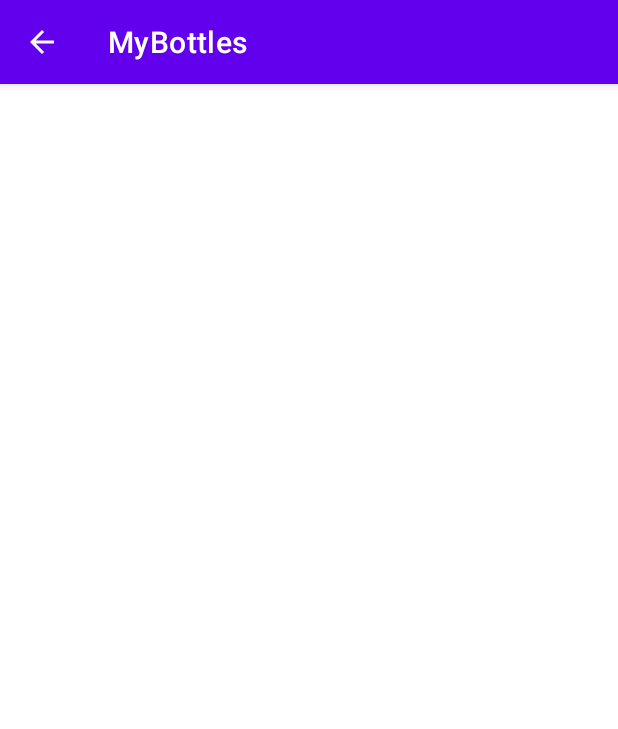
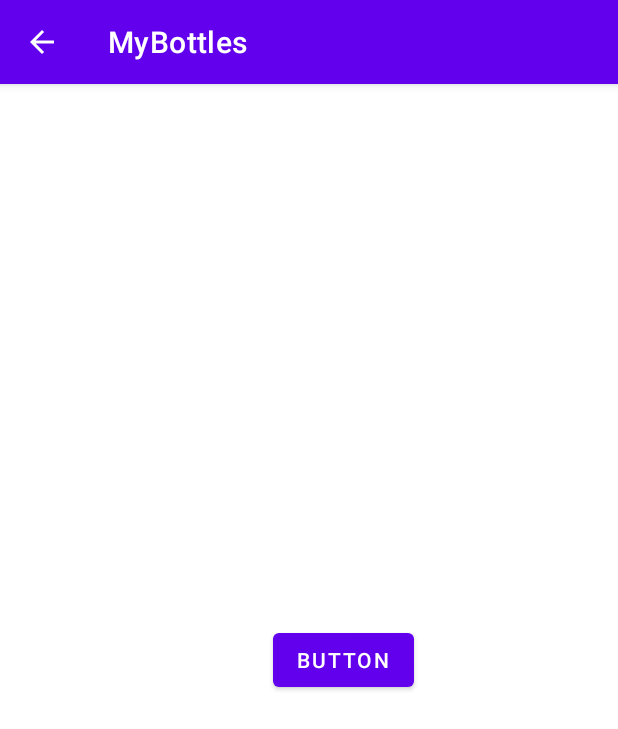
Before and after one commit to LampDM/MyBottles, an Android app: the DisplayMessageActivity screen opened directly, with no data from a screen before it, on a phone screen of 412 x 824 dp. Shown: the top 729 px of the screen. Run offline under Robolectric (Android 15) with nearby library versions, the phone set to English and light mode, and no system bars; libraries missing offline, so code that uses them is left out: org.iota.jota.

```diff
--- a/app/build.gradle
+++ b/app/build.gradle
@@ -8,7 +8,7 @@ android {
 
     defaultConfig {
         applicationId "com.example.myfirstapp"
-        minSdkVersion 16
+        minSdkVersion 21
         targetSdkVersion 30
         versionCode 1
         versionName "1.0"
@@ -37,4 +37,6 @@ dependencies {
     androidTestImplementation 'androidx.test.ext:junit:1.1.1'
     androidTestImplementation 'androidx.test.espresso:espresso-core:3.2.0'
     implementation 'com.journeyapps:zxing-android-embedded:3.4.0'
+    implementation 'com.github.iotaledger:iota-java:Tag'
+    implementation 'com.github.iotaledger:iota-java:1.0.0-beta8'
 }
--- a/app/src/main/res/layout/activity_display_message.xml
+++ b/app/src/main/res/layout/activity_display_message.xml
@@ -15,4 +15,16 @@
         app:layout_constraintEnd_toEndOf="parent"
         app:layout_constraintStart_toStartOf="parent"
         app:layout_constraintTop_toTopOf="parent" />
+
+    <Button
+        android:id="@+id/send_to_tangle"
+        android:layout_width="wrap_content"
+        android:layout_height="wrap_content"
+        android:onClick="sendToTangle"
+        android:text="Button"
+        app:layout_constraintBottom_toBottomOf="parent"
+        app:layout_constraintEnd_toEndOf="parent"
+        app:layout_constraintHorizontal_bias="0.572"
+        app:layout_constraintStart_toStartOf="parent"
+        app:layout_constraintTop_toTopOf="parent" />
 </androidx.constraintlayout.widget.ConstraintLayout>
--- a/build.gradle
+++ b/build.gradle
@@ -16,6 +16,7 @@ allprojects {
     repositories {
         google()
         jcenter()
+        maven { url 'https://jitpack.io' }
     }
 }
 
```
Also changed, not shown: app/src/main/java/com/example/myfirstapp/DisplayMessageActivity.java (+51 -0 lines).
